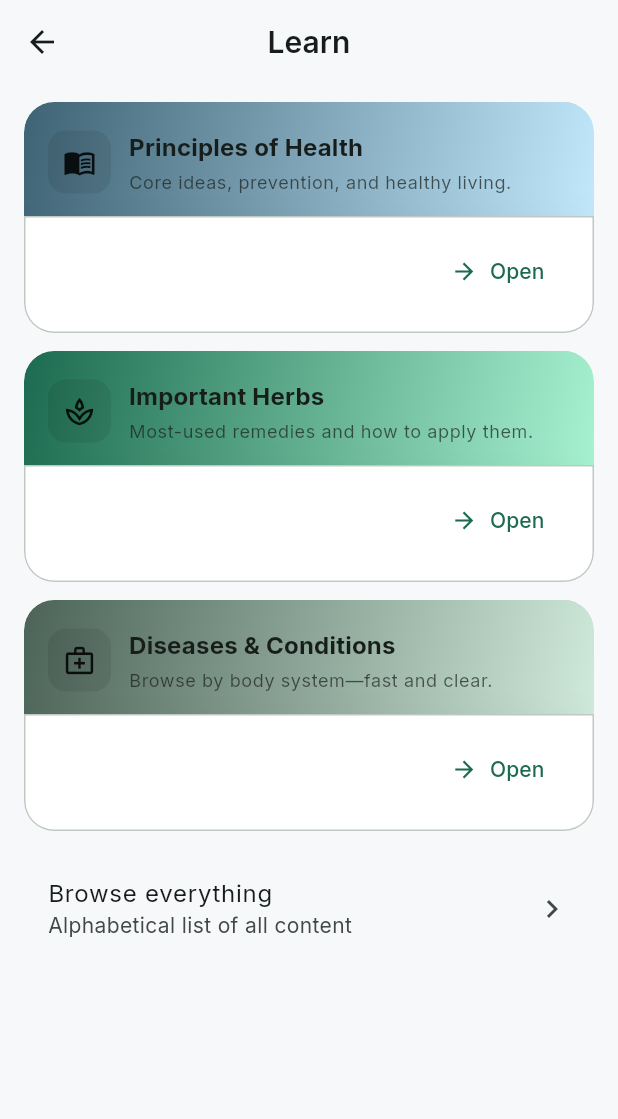
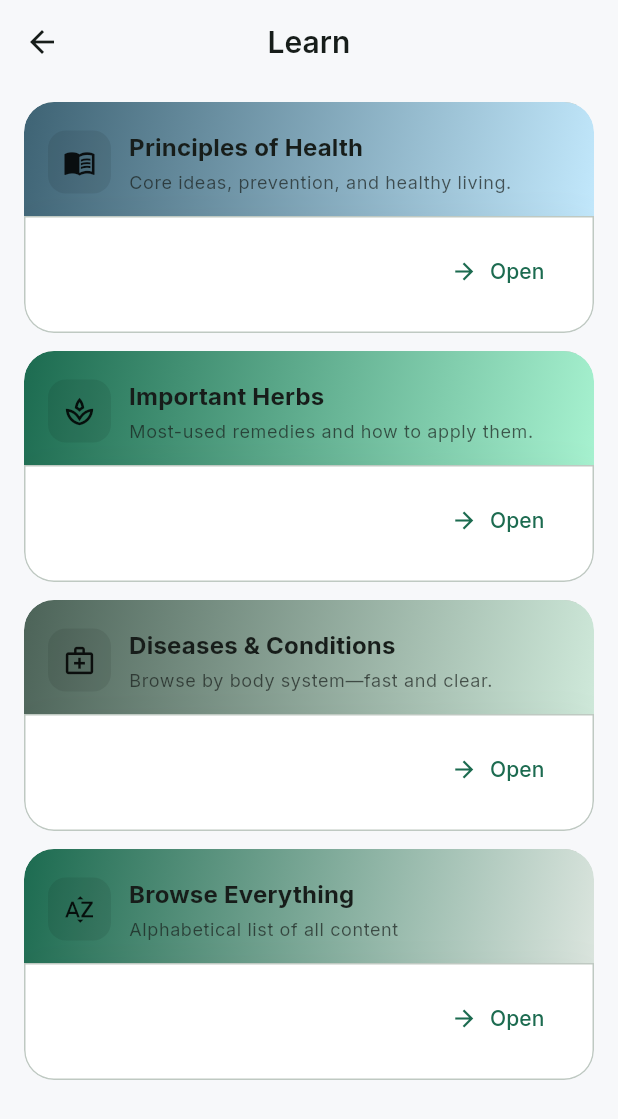
Before and after one commit to coligny23/natural_remedies_app, a Flutter app: the LearnHubScreen screen opened directly, on a phone screen of 412 x 824 dp. Shown: the top 1119 px of the screen. Run offline on Flutter 3.47's test engine with Material 3 defaults, Android fonts, the phone set to English and light mode, and no system bars; our stand-ins replace flutter_local_notifications, flutter_riverpod, go_router, google_fonts, hive, hive_flutter and 2 more; missing offline and left inert: tflite_flutter; accounts and stored records are empty; project files that could hold a hidden picture were left out.

Commit message:
feat: Major changes to the UI

```diff
--- a/lib/app/routing/app_router.dart
+++ b/lib/app/routing/app_router.dart
@@ -7,10 +7,11 @@ import 'package:hive_flutter/hive_flutter.dart';
 import '../../features/qa/saved_answers_screen.dart';
 import '../../features/content/ui/content_detail_screen.dart';
 import '../../features/home/home_screen.dart';
-
+import '../../features/remedies/ui/remedies_hub_screen.dart';
+import '../../features/principles/ui/principles_hub_screen.dart';
 
 import '../../features/learn/ui/learn_hub_screen.dart';
-
+import '../../features/learn/learn_screen.dart';
 import '../../features/legal/terms_screen.dart';
 import '../../features/search/search_screen.dart';
 import '../../features/saved/saved_screen.dart';
@@ -29,11 +30,13 @@ final appRouter = GoRouter(
         final box = Hive.box('legal'); // box opened in main.dart
         final accepted = box.get('tosAccepted') == true;
 
-        final here = state.matchedLocation; // e.g. '/', '/legal', '/article/...'
+        final here =
+            state.matchedLocation; // e.g. '/', '/legal', '/article/...'
         final onLegal = here == '/legal' || here.endsWith('/legal');
 
-        if (!accepted && !onLegal) return '/legal'; // force Terms until accepted
-        if (accepted && onLegal) return '/';        // once accepted, go back to root
+        if (!accepted && !onLegal)
+          return '/legal'; // force Terms until accepted
+        if (accepted && onLegal) return '/'; // once accepted, go back to root
         return null;
       },
 
@@ -70,7 +73,22 @@ final appRouter = GoRouter(
         ),
         GoRoute(
           path: 'diseases/:group',
-          builder: (ctx, st) => DiseaseGroupListScreen(groupName: st.pathParameters['group']!),
+          builder: (ctx, st) =>
+              DiseaseGroupListScreen(groupName: st.pathParameters['group']!),
+        ),
+
+        GoRoute(
+          path: 'remedies',
+          builder: (_, __) => const RemediesHubScreen(),
+        ),
+        GoRoute(
+          path: 'principles',
+          builder: (_, __) => const PrinciplesHubScreen(),
+        ),
+        GoRoute(
+          path: 'learn/all',
+          builder: (_, __) =>
+              const LearnScreen(), // ← your original long alphabetical list
         ),
 
         GoRoute(
@@ -102,7 +120,7 @@ class _RootTabsState extends State<RootTabs> {
   // ⬇️ Replace LearnScreen() with LearnHubScreen()
   final _pages = const [
     HomeScreen(),
-    LearnHubScreen(),  // ✅ your new hub
+    LearnHubScreen(), // ✅ your new hub
     SearchScreen(),
     SavedScreen(),
     SettingsScreen(),
@@ -133,11 +151,16 @@ class _RootTabsState extends State<RootTabs> {
         currentIndex: _controller.index,
         onTap: (i) => setState(() => _controller.index = i),
         items: const [
-          BottomNavigationBarItem(icon: Icon(CupertinoIcons.house), label: 'Home'),
-          BottomNavigationBarItem(icon: Icon(CupertinoIcons.square_list), label: 'Learn'),
-          BottomNavigationBarItem(icon: Icon(CupertinoIcons.search), label: 'Search'),
-          BottomNavigationBarItem(icon: Icon(CupertinoIcons.bookmark), label: 'Saved'),
-          BottomNavigationBarItem(icon: Icon(CupertinoIcons.gear), label: 'Settings'),
+          BottomNavigationBarItem(
+              icon: Icon(CupertinoIcons.house), label: 'Home'),
+          BottomNavigationBarItem(
+              icon: Icon(CupertinoIcons.square_list), label: 'Learn'),
+          BottomNavigationBarItem(
+              icon: Icon(CupertinoIcons.search), label: 'Search'),
+          BottomNavigationBarItem(
+              icon: Icon(CupertinoIcons.bookmark), label: 'Saved'),
+          BottomNavigationBarItem(
+              icon: Icon(CupertinoIcons.gear), label: 'Settings'),
         ],
       ),
       tabBuilder: (_, i) => CupertinoTabView(builder: (_) => _pages[i]),
--- a/lib/features/learn/ui/learn_hub_screen.dart
+++ b/lib/features/learn/ui/learn_hub_screen.dart
@@ -13,16 +13,16 @@ class LearnHubScreen extends StatelessWidget {
     final glossy = Theme.of(context).extension<GlossyCardTheme>()!;
     final elev   = Theme.of(context).extension<AppElevations>()!;
 
-    Widget _tile({
+    Widget tile({
       required IconData icon,
       required String title,
       required String subtitle,
       required VoidCallback onTap,
       List<Color>? grad,
+      String? semanticsLabel,
     }) {
       final header = Container(
         decoration: glossy.headerDecoration().copyWith(
-          // optional: tint per card
           gradient: LinearGradient(
             begin: Alignment.topLeft, end: Alignment.bottomRight,
             colors: grad ?? [s.primary.withOpacity(.14), s.tertiary.withOpacity(.10)],
@@ -37,16 +37,33 @@ class LearnHubScreen extends StatelessWidget {
                 color: Colors.black.withOpacity(0.08),
                 borderRadius: BorderRadius.circular(12),
               ),
-              child: Icon(icon, color: Theme.of(context).brightness == Brightness.dark ? Colors.white : Colors.black87, size: 22),
+              child: Icon(
+                icon,
+                color: Theme.of(context).brightness == Brightness.dark
+                    ? Colors.white
+                    : Colors.black87,
+                size: 22,
+                semanticLabel: semanticsLabel ?? title,
+              ),
             ),
             const SizedBox(width: 12),
             Expanded(
               child: Column(
                 crossAxisAlignment: CrossAxisAlignment.start,
                 children: [
-                  Text(title, style: Theme.of(context).textTheme.titleMedium?.copyWith(fontWeight: FontWeight.w700)),
+                  Text(title,
+                      style: Theme.of(context)
+                          .textTheme
+                          .titleMedium
+                          ?.copyWith(fontWeight: FontWeight.w700)),
                   const SizedBox(height: 4),
-                  Text(subtitle, style: Theme.of(context).textTheme.bodySmall?.copyWith(color: s.onSurface.withOpacity(.7))),
+                  Text(
+                    subtitle,
+                    style: Theme.of(context)
+                        .textTheme
+                        .bodySmall
+                        ?.copyWith(color: s.onSurface.withOpacity(.7)),
+                  ),
                 ],
               ),
             ),
@@ -56,7 +73,9 @@ class LearnHubScreen extends StatelessWidget {
 
       final body = Container(
         decoration: glossy.bodyDecoration().copyWith(
-          boxShadow: glossy.shadows.map((b) => b.copyWith(blurRadius: b.blurRadius + elev.base)).toList(),
+          boxShadow: glossy.shadows
+              .map((b) => b.copyWith(blurRadius: b.blurRadius + elev.base))
+              .toList(),
           borderRadius: const BorderRadius.vertical(bottom: Radius.circular(20)),
         ),
         padding: const EdgeInsets.fromLTRB(16, 12, 16, 16),
@@ -74,9 +93,14 @@ class LearnHubScreen extends StatelessWidget {
         borderRadius: const BorderRadius.all(Radius.circular(20)),
         child: Stack(
           children: [
-            // subtle glass
             Positioned.fill(
-              child: BackdropFilter(filter: ImageFilter.blur(sigmaX: glossy.blurSigma, sigmaY: glossy.blurSigma), child: const SizedBox()),
+              child: BackdropFilter(
+                filter: ImageFilter.blur(
+                  sigmaX: glossy.blurSigma,
+                  sigmaY: glossy.blurSigma,
+                ),
+                child: const SizedBox(),
+              ),
             ),
             Container(decoration: glossy.bodyDecoration()),
             Column(children: [header, body]),
@@ -90,36 +114,37 @@ class LearnHubScreen extends StatelessWidget {
       body: ListView(
         padding: const EdgeInsets.fromLTRB(16, 12, 16, 24),
         children: [
-          _tile(
+          tile(
             icon: Icons.menu_book_outlined,
             title: 'Principles of Health',
             subtitle: 'Core ideas, prevention, and healthy living.',
-            onTap: () => context.go('/principles'),   // make sure you have this route
+            onTap: () => context.push('/principles'), // was go → push for back-stack
             grad: [s.tertiary, s.tertiaryContainer],
           ),
           const SizedBox(height: 12),
-          _tile(
+          tile(
             icon: Icons.spa_outlined,
             title: 'Important Herbs',
             subtitle: 'Most-used remedies and how to apply them.',
-            onTap: () => context.go('/remedies'),     // your existing remedies list
+            onTap: () => context.push('/remedies'),   // push keeps navigation history
             grad: [s.primary, s.primaryContainer],
           ),
           const SizedBox(height: 12),
-          _tile(
+          tile(
             icon: Icons.medical_services_outlined,
             title: 'Diseases & Conditions',
             subtitle: 'Browse by body system—fast and clear.',
-            onTap: () => context.go('/diseases'),     // your great hub
+            onTap: () => context.push('/diseases'),
             grad: [s.secondary, s.secondaryContainer],
           ),
-          const SizedBox(height: 8),
-          // Optional: a “Browse all articles” thin card
-          ListTile(
-            title: const Text('Browse everything'),
-            subtitle: const Text('Alphabetical list of all content'),
-            trailing: const Icon(Icons.chevron_right),
-            onTap: () => context.go('/learn/all'), // if you have a flat list route
+          const SizedBox(height: 12),
+          // Browse everything A–Z (use glossy to keep visual consistency)
+          tile(
+            icon: Icons.sort_by_alpha,
+            title: 'Browse Everything',
+            subtitle: 'Alphabetical list of all content',
+            onTap: () => context.push('/learn/all'),  // your original LearnScreen route
+            grad: [s.surfaceTint, s.surfaceVariant],
           ),
         ],
       ),
```
Also changed, not shown: lib/app/theme/app_theme.dart (+8 -2 lines), lib/features/content/ui/content_detail_screen.dart (+75 -32 lines), lib/features/principles/ui/principles_hub_screen.dart (added, +75 -0 lines), lib/features/remedies/ui/remedies_hub_screen.dart (added, +76 -0 lines), lib/widgets/app_background.dart (added, +37 -0 lines).
